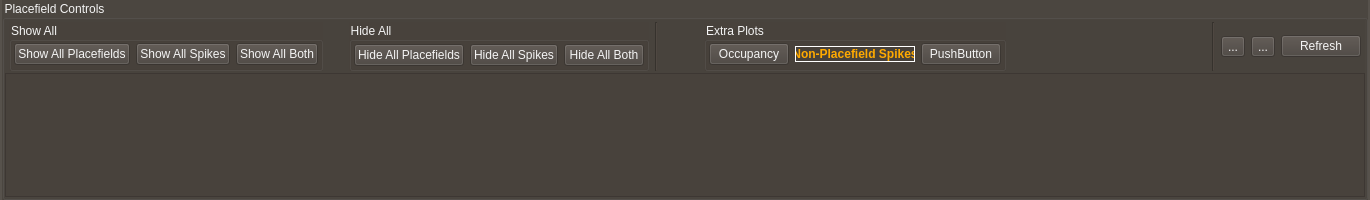
CommanderPho/pyPhoPlaceCellAnalysis, file src/pyphoplacecellanalysis/GUI/Qt/PlacefieldVisualSelectionControlsBar/PlacefieldVisualSelectionControlsBarWidgetBase.ui: the form before one commit.
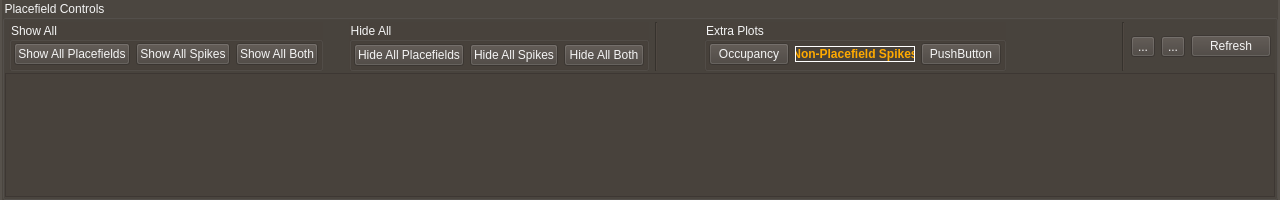
The form after the commit.

```diff
--- a/src/pyphoplacecellanalysis/GUI/Qt/PlacefieldVisualSelectionControlsBar/PlacefieldVisualSelectionControlsBarWidgetBase.ui
+++ b/src/pyphoplacecellanalysis/GUI/Qt/PlacefieldVisualSelectionControlsBar/PlacefieldVisualSelectionControlsBarWidgetBase.ui
@@ -7,7 +7,7 @@
    <rect>
     <x>0</x>
     <y>0</y>
-    <width>1370</width>
+    <width>1280</width>
     <height>200</height>
    </rect>
   </property>
@@ -480,7 +480,7 @@
           <rect>
            <x>0</x>
            <y>0</y>
-           <width>1362</width>
+           <width>1272</width>
            <height>130</height>
           </rect>
          </property>
```
